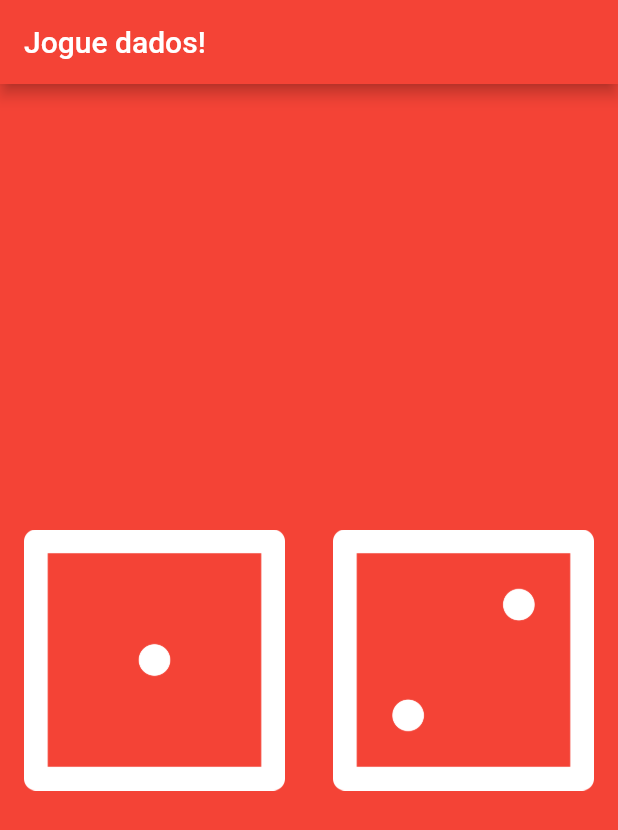
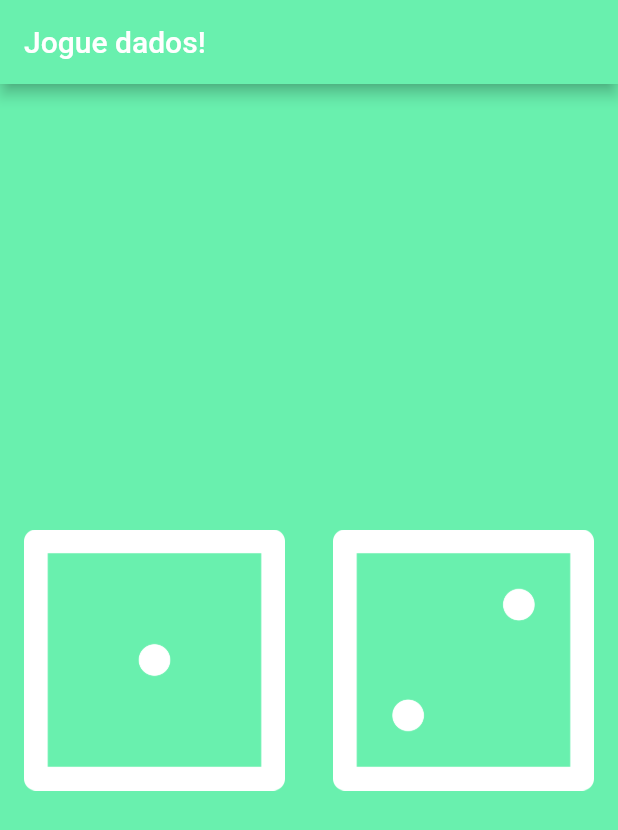
Before and after one commit to cristianprochnow/play_dice_flutter, a Flutter app: the screen it shows after launch, on a phone screen of 412 x 824 dp. Shown: the top 830 px of the screen. Run offline on Flutter 3.47's test engine with Material 2 defaults, Android fonts, the light colour scheme and no system bars.

Commit message:
feat: update docs and add button for dices

```diff
--- a/lib/main.dart
+++ b/lib/main.dart
@@ -8,13 +8,15 @@ void main() {
 class App extends StatelessWidget {
   const App({super.key});
 
+  final Color mainColor = Colors.greenAccent;
+
   @override
   Widget build(BuildContext context) {
     return MaterialApp(
       home: Scaffold(
-        backgroundColor: Colors.red,
+        backgroundColor: mainColor,
         appBar: AppBar(
-          backgroundColor: Colors.red,
+          backgroundColor: mainColor,
           title: const Text('Jogue dados!'),
         ),
         body: const Center(
--- a/lib/screens/dices.dart
+++ b/lib/screens/dices.dart
@@ -1,24 +1,32 @@
+import 'dart:developer';
+
 import 'package:flutter/material.dart';
 
 class Dices extends StatelessWidget {
   const Dices({super.key});
 
+  final double paddingSize = 16;
+
   @override
   Widget build(BuildContext context) {
-    double paddingSize = 16;
-
     return Center(
       child: Row(
         children: [
           Expanded(
-            child: Padding(
-              padding: EdgeInsets.all(paddingSize),
+            child: TextButton(
+              style: TextButton.styleFrom(
+                padding: EdgeInsets.all(paddingSize),
+              ),
+              onPressed: onPressedDiceLeft,
               child: Image.asset(dicesAsset('dice1')),
             ),
           ),
           Expanded(
-            child: Padding(
-              padding: EdgeInsets.all(paddingSize),
+            child: TextButton(
+              style: TextButton.styleFrom(
+                padding: EdgeInsets.all(paddingSize),
+              ),
+              onPressed: onPressedDiceRight,
               child: Image.asset(dicesAsset('dice2')),
             ),
           ),
@@ -30,4 +38,16 @@ class Dices extends StatelessWidget {
   String dicesAsset(String fileName) {
     return "assets/images/$fileName.png";
   }
+
+  void onPressedDiceLeft() {
+    onPressedDice();
+  }
+
+  void onPressedDiceRight() {
+    onPressedDice();
+  }
+
+  void onPressedDice() {
+    log('Show de Bola Demais');
+  }
 }
```
Also changed, not shown: 1 other file.
